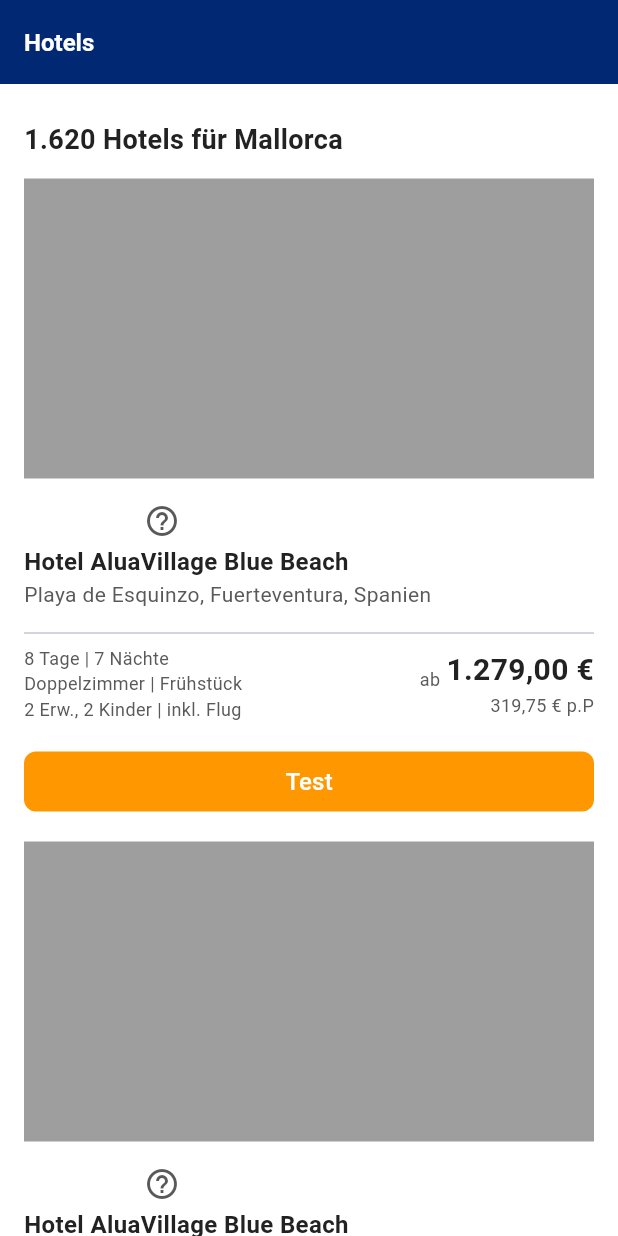
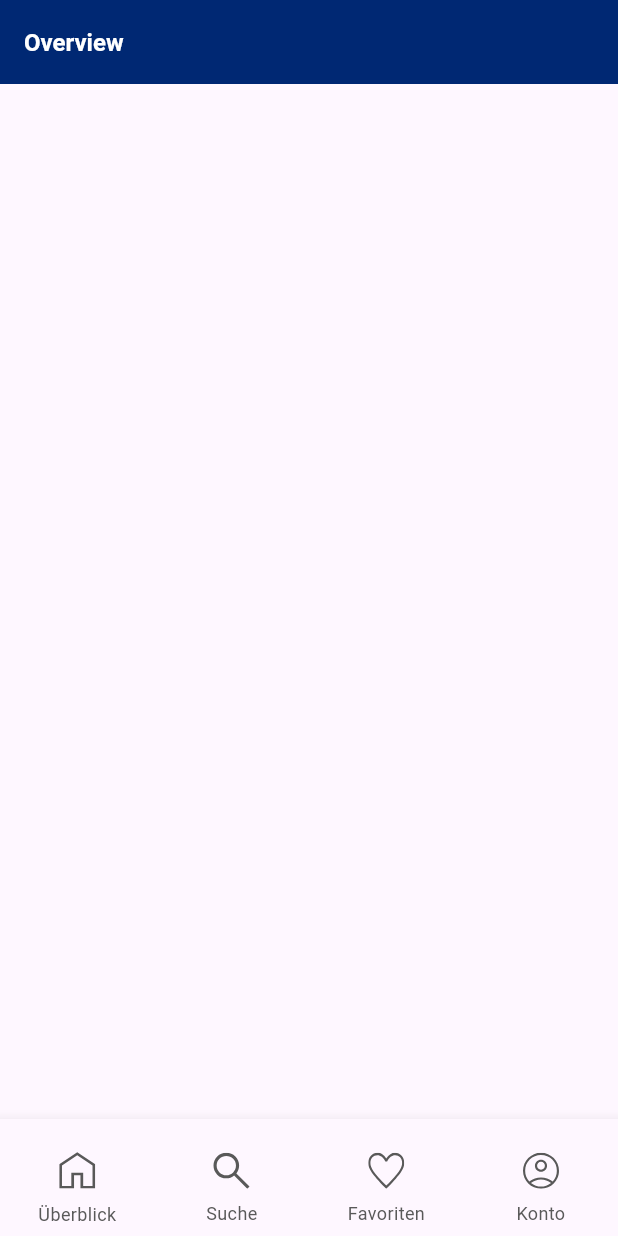
Before and after one commit to abbiyuarsyah/hotel-booking, a Flutter app: the screen it shows after launch, on a phone screen of 412 x 824 dp. Run offline on Flutter 3.47's test engine with Material 3 defaults, Android fonts, the phone set to English and light mode, and no system bars; our stand-ins replace auto_route, dartz, easy_localization, equatable, flutter_svg, get_it and 1 more.

Commit message:
create bottom navigation bar

```diff
--- a/lib/app.dart
+++ b/lib/app.dart
@@ -1,21 +1,22 @@
 import 'package:easy_localization/easy_localization.dart';
 import 'package:flutter/material.dart';
 
-import 'features/hotel/presentation/pages/hotel_list_page.dart';
+import 'core/routes/app_router.dart';
 
 class App extends StatelessWidget {
-  const App({super.key});
+  App({super.key});
+
+  final _appRouter = AppRouter();
 
   @override
   Widget build(BuildContext context) {
-    return MaterialApp(
+    return MaterialApp.router(
       title: 'Hotel Bookin',
       localizationsDelegates: context.localizationDelegates,
       supportedLocales: context.supportedLocales,
       locale: context.locale,
       debugShowCheckedModeBanner: false,
-      initialRoute: '/',
-      routes: {'/': (context) => const HotelListPage()},
+      routerConfig: _appRouter.config(),
     );
   }
 }
--- a/lib/core/constants/custom_colors.dart
+++ b/lib/core/constants/custom_colors.dart
@@ -7,4 +7,5 @@ class CustomColors {
   static const orage = Color(0xFFFF8F16);
   static const black = Color(0xFF222222);
   static const grey = Color(0xFF595959);
+  static const green = Color(0xFF85BC39);
 }
--- /dev/null
+++ b/lib/core/constants/custom_images.dart
@@ -0,0 +1,8 @@
+class CustomImages {
+  const CustomImages._();
+
+  static const iconFavorite = 'assets/icons/icon_favorite.svg';
+  static const iconOverview = 'assets/icons/icon_overview.svg';
+  static const iconProfile = 'assets/icons/icon_profile.svg';
+  static const iconSearch = 'assets/icons/icon_search.svg';
+}
--- /dev/null
+++ b/lib/core/routes/app_router.dart
@@ -0,0 +1,22 @@
+import 'package:auto_route/auto_route.dart';
+import 'package:hotel_booking/core/routes/app_router.gr.dart';
+
+@AutoRouterConfig(replaceInRouteName: 'Screen|Page,Route')
+class AppRouter extends RootStackRouter {
+  @override
+  RouteType get defaultRouteType => const RouteType.material();
+  @override
+  List<AutoRoute> get routes => [
+        AutoRoute(
+          page: AppNavigationRoute.page,
+          path: '/',
+          initial: true,
+          children: [
+            AutoRoute(page: OverviewRoute.page, path: 'overview'),
+            AutoRoute(page: HotelListRoute.page, path: 'hotels'),
+            AutoRoute(page: FavoriteRoute.page, path: 'favorite'),
+            AutoRoute(page: ProfileRoute.page, path: 'profile'),
+          ],
+        ),
+      ];
+}
--- /dev/null
+++ b/lib/core/shared_widgets/app_bar_widget.dart
@@ -0,0 +1,26 @@
+import 'package:flutter/material.dart';
+import 'package:hotel_booking/core/constants/custom_colors.dart';
+
+class AppBarGeneric extends StatelessWidget implements PreferredSizeWidget {
+  const AppBarGeneric({super.key, required this.title});
+
+  final String title;
+
+  @override
+  Widget build(BuildContext context) {
+    return AppBar(
+      backgroundColor: CustomColors.blue,
+      title: Text(
+        title,
+        style: const TextStyle(
+          fontWeight: FontWeight.w700,
+          fontSize: 16,
+          color: Colors.white,
+        ),
+      ),
+    );
+  }
+
+  @override
+  Size get preferredSize => const Size.fromHeight(kToolbarHeight);
+}
--- /dev/null
+++ b/lib/features/hotel/presentation/pages/app_navigation_page.dart
@@ -0,0 +1,114 @@
+import 'package:auto_route/auto_route.dart';
+import 'package:flutter/material.dart';
+import 'package:hotel_booking/core/constants/custom_colors.dart';
+import 'package:hotel_booking/core/constants/custom_style.dart';
+import 'package:hotel_booking/core/routes/app_router.gr.dart';
+import 'package:flutter_svg/flutter_svg.dart';
+
+import '../../../../core/constants/custom_images.dart';
+import '../../../../core/constants/dimens.dart';
+
+@RoutePage()
+class AppNavigationPage extends StatelessWidget {
+  const AppNavigationPage({super.key});
+
+  @override
+  Widget build(BuildContext context) {
+    return AutoTabsRouter(
+      routes: const [
+        OverviewRoute(),
+        HotelListRoute(),
+        FavoriteRoute(),
+        ProfileRoute(),
+      ],
+      transitionBuilder: (context, child, animation) => FadeTransition(
+        opacity: animation,
+        child: child,
+      ),
+      builder: (context, child) {
+        final tabsRouter = AutoTabsRouter.of(context);
+
+        return Scaffold(
+          body: child,
+          bottomNavigationBar: BottomNavigationBar(
+            currentIndex: tabsRouter.activeIndex,
+            unselectedItemColor: CustomColors.grey,
+            selectedItemColor: CustomColors.grey,
+            selectedLabelStyle: CustomStyle.body,
+            unselectedLabelStyle: CustomStyle.body,
+            type: BottomNavigationBarType.fixed,
+            onTap: (index) {
+              tabsRouter.setActiveIndex(index);
+            },
+            items: [
+              BottomNavigationBarItem(
+                label: 'Überblick',
+                icon: Padding(
+                  padding: const EdgeInsets.only(
+                    bottom: Dimens.medium,
+                    top: Dimens.large,
+                  ),
+                  child: SvgPicture.asset(
+                    CustomImages.iconOverview,
+                    colorFilter: const ColorFilter.mode(
+                      CustomColors.grey,
+                      BlendMode.srcIn,
+                    ),
+                  ),
+                ),
+              ),
+              BottomNavigationBarItem(
+                label: 'Suche',
+                icon: Padding(
+                  padding: const EdgeInsets.only(
+                    bottom: Dimens.medium,
+                    top: Dimens.large,
+                  ),
+                  child: SvgPicture.asset(
+                    CustomImages.iconSearch,
+                    colorFilter: const ColorFilter.mode(
+                      CustomColors.grey,
+                      BlendMode.srcIn,
+                    ),
+                  ),
+                ),
+              ),
+              BottomNavigationBarItem(
+                label: 'Favoriten',
+                icon: Padding(
+                  padding: const EdgeInsets.only(
+                    bottom: Dimens.medium,
+                    top: Dimens.large,
+                  ),
+                  child: SvgPicture.asset(
+                    CustomImages.iconFavorite,
+                    colorFilter: const ColorFilter.mode(
+                      CustomColors.grey,
+                      BlendMode.srcIn,
+                    ),
+                  ),
+                ),
+              ),
+              BottomNavigationBarItem(
+                label: 'Konto',
+                icon: Padding(
+                  padding: const EdgeInsets.only(
+                    bottom: Dimens.medium,
+                    top: Dimens.large,
+                  ),
+                  child: SvgPicture.asset(
+                    CustomImages.iconProfile,
+                    colorFilter: const ColorFilter.mode(
+                      CustomColors.grey,
+                      BlendMode.srcIn,
+                    ),
+                  ),
+                ),
+              ),
+            ],
+          ),
+        );
+      },
+    );
+  }
+}
--- a/lib/features/hotel/presentation/pages/hotel_list_page.dart
+++ b/lib/features/hotel/presentation/pages/hotel_list_page.dart
@@ -1,27 +1,19 @@
+import 'package:auto_route/auto_route.dart';
 import 'package:flutter/material.dart';
-import 'package:hotel_booking/core/constants/custom_colors.dart';
 import 'package:hotel_booking/core/constants/custom_style.dart';
-import 'package:hotel_booking/core/shared_widgets/card_container.dart';
 
 import '../../../../core/constants/dimens.dart';
+import '../../../../core/shared_widgets/app_bar_widget.dart';
+import '../widgets/item_hotel_widget.dart';
 
+@RoutePage()
 class HotelListPage extends StatelessWidget {
   const HotelListPage({super.key});
 
   @override
   Widget build(BuildContext context) {
     return Scaffold(
-      appBar: AppBar(
-        backgroundColor: CustomColors.blue,
-        title: const Text(
-          'Hotels',
-          style: TextStyle(
-            fontWeight: FontWeight.w700,
-            fontSize: 16,
-            color: Colors.white,
-          ),
-        ),
-      ),
+      appBar: const AppBarGeneric(title: 'Hotels'),
       backgroundColor: Colors.white,
       body: SingleChildScrollView(
         padding: const EdgeInsets.symmetric(
@@ -42,109 +34,7 @@ class HotelListPage extends StatelessWidget {
               physics: const NeverScrollableScrollPhysics(),
               itemCount: 3,
               itemBuilder: (context, index) {
-                return CardContainer(
-                  margin: EdgeInsets.only(bottom: Dimens.large),
-                  child: Column(
-                    crossAxisAlignment: CrossAxisAlignment.start,
-                    children: [
-                      Container(
-                        width: MediaQuery.of(context).size.width,
-                        height: 200,
-                        color: Colors.grey,
-                      ),
-                      const SizedBox(height: Dimens.large),
-                      Row(
-                        children: [
-                          const SizedBox(
-                            width: 80,
-                          ),
-                          const SizedBox(
-                            child: Icon(
-                              Icons.help_outline,
-                              color: CustomColors.grey,
-                            ),
-                          )
-                        ],
-                      ),
-                      const SizedBox(height: Dimens.small),
-                      Text(
-                        'Hotel AluaVillage Blue Beach',
-                        style: CustomStyle.title,
-                      ),
-                      Text(
-                        'Playa de Esquinzo, Fuerteventura, Spanien',
-                        style: CustomStyle.subtitle,
-                      ),
-                      const SizedBox(height: Dimens.medium),
-                      Divider(),
-                      Row(
-                        mainAxisAlignment: MainAxisAlignment.spaceBetween,
-                        children: [
-                          Column(
-                            crossAxisAlignment: CrossAxisAlignment.start,
-                            children: [
-                              Text(
-                                '8 Tage | 7 Nächte',
-                                style: CustomStyle.body,
-                              ),
-                              Text(
-                                'Doppelzimmer | Frühstück',
-                                style: CustomStyle.body,
-                              ),
-                              Text(
-                                '2 Erw., 2 Kinder | inkl. Flug',
-                                style: CustomStyle.body,
-                              ),
-                            ],
-                          ),
-                          Column(
-                            crossAxisAlignment: CrossAxisAlignment.end,
-                            children: [
-                              Row(
-                                crossAxisAlignment: CrossAxisAlignment.end,
-                                children: [
-                                  Text(
-                                    'ab',
-                                    style: CustomStyle.body,
-                                  ),
-                                  const SizedBox(width: Dimens.small),
-                                  Text(
-                                    '1.279,00 €',
-                                    style: CustomStyle.headline,
-                                  ),
-                                ],
-                              ),
-                              Text(
-                                '319,75 € p.P',
-                                style: CustomStyle.body,
-                              ),
-                            ],
-                          ),
-                        ],
-                      ),
-                      const SizedBox(height: Dimens.large),
-                      SizedBox(
-                        width: MediaQuery.of(context).size.width,
-                        child: TextButton(
-                          onPressed: () {},
-                          style: TextButton.styleFrom(
-                            backgroundColor: Colors.orange,
-                            foregroundColor: Colors.white,
-                            shape: RoundedRectangleBorder(
-                              borderRadius: BorderRadius.circular(
-                                Dimens.medium,
-                              ),
-                            ),
-                          ),
-                          child: Text(
-                            'Test',
-                            style: const TextStyle(fontSize: 16.0),
-                          ),
-                        ),
-                      )
-                    ],
-                  ),
-                );
+                return const ItemHotelWidget(isDetailShown: true);
               },
             )
           ],
--- /dev/null
+++ b/lib/features/hotel/presentation/pages/overview_page.dart
@@ -0,0 +1,15 @@
+import 'package:auto_route/auto_route.dart';
+import 'package:flutter/material.dart';
+import 'package:hotel_booking/core/shared_widgets/app_bar_widget.dart';
+
+@RoutePage()
+class OverviewPage extends StatelessWidget {
+  const OverviewPage({super.key});
+
+  @override
+  Widget build(BuildContext context) {
+    return const Scaffold(
+      appBar: AppBarGeneric(title: 'Overview'),
+    );
+  }
+}
--- a/lib/main.dart
+++ b/lib/main.dart
@@ -17,7 +17,7 @@ void main() async {
       supportedLocales: const [Locale('en', 'US')],
       path: 'assets/lang',
       fallbackLocale: const Locale('en', 'US'),
-      child: const App(),
+      child: App(),
     ),
   );
 }
--- a/pubspec.yaml
+++ b/pubspec.yaml
@@ -7,6 +7,7 @@ environment:
   sdk: ^3.6.1
 
 dependencies:
+  auto_route: ^9.0.0
   collection: ^1.18.0
   dartz: ^0.10.1
   easy_localization: ^3.0.7
@@ -27,6 +28,7 @@ dependencies:
   uuid: ^3.0.7
 
 dev_dependencies:
+  auto_route_generator: ^9.0.0
   flutter_test:
     sdk: flutter
   build_runner: ^2.4.13
```
Also changed, not shown: lib/core/shared_widgets/card_container.dart (+14 -5 lines), lib/features/hotel/presentation/pages/favorite_page.dart (added, +26 -0 lines), lib/features/hotel/presentation/pages/profile_page.dart (added, +15 -0 lines), lib/features/hotel/presentation/widgets/item_hotel_detail_widget.dart (added, +57 -0 lines), lib/features/hotel/presentation/widgets/item_hotel_widget.dart (added, +128 -0 lines), assets/icons/icon_profile.svg, assets/icons/icon_search.svg, lib/core/routes/app_router.gr.dart (added), pubspec.lock.
